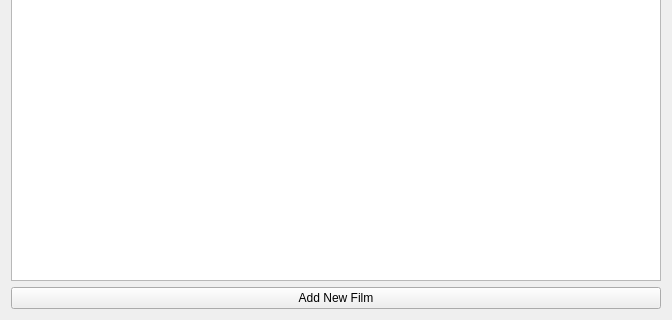
This is Film Catalog/ui/FilmCatalog.ui in hOst1k-Top/Film-Catalog as Qt 5 draws it before an edit; both pictures show x 0 to 672 and y 234 to 554 of the 672 by 554 pixel window. The edited form follows.
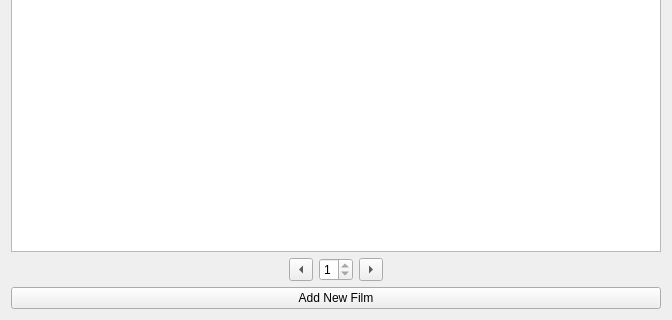
This is the edited form. Icons and pictures are not drawn.

Commit message: Added pages function

```diff
--- a/Film Catalog/ui/FilmCatalog.ui
+++ b/Film Catalog/ui/FilmCatalog.ui
@@ -85,6 +85,66 @@
    <item>
     <widget class="QListWidget" name="display"/>
    </item>
+   <item>
+    <layout class="QHBoxLayout" name="horizontalLayout_2">
+     <item>
+      <spacer name="horizontalSpacer_2">
+       <property name="orientation">
+        <enum>Qt::Orientation::Horizontal</enum>
+       </property>
+       <property name="sizeHint" stdset="0">
+        <size>
+         <width>40</width>
+         <height>20</height>
+        </size>
+       </property>
+      </spacer>
+     </item>
+     <item>
+      <widget class="QToolButton" name="leftArrow">
+       <property name="text">
+        <string/>
+       </property>
+       <property name="arrowType">
+        <enum>Qt::ArrowType::LeftArrow</enum>
+       </property>
+      </widget>
+     </item>
+     <item>
+      <widget class="QSpinBox" name="currentPage">
+       <property name="minimum">
+        <number>1</number>
+       </property>
+       <property name="maximum">
+        <number>1</number>
+       </property>
+      </widget>
+     </item>
+     <item>
+      <widget class="QToolButton" name="rightArrow">
+       <property name="text">
+        <string/>
+       </property>
+       <property name="arrowType">
+        <enum>Qt::ArrowType::RightArrow</enum>
+       </property>
+      </widget>
+     </item>
+     <item>
+      <spacer name="horizontalSpacer_3">
+       <property name="orientation">
+        <enum>Qt::Orientation::Horizontal</enum>
+       </property>
+       <property name="sizeHint" stdset="0">
+        <size>
+         <width>40</width>
+         <height>20</height>
+        </size>
+       </property>
+      </spacer>
+     </item>
+    </layout>
+   </item>
    <item>
     <widget class="QPushButton" name="add">
      <property name="text">
```
The commit also changes 2 other files.
